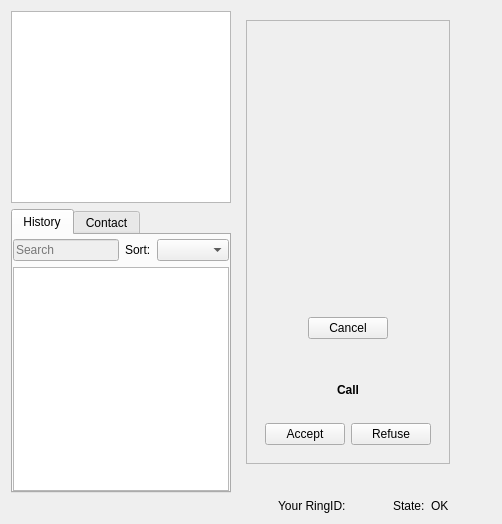
Above: callwidget.ui from savoirfairelinux/jami-client-windows before the change. Below: the same form after it.
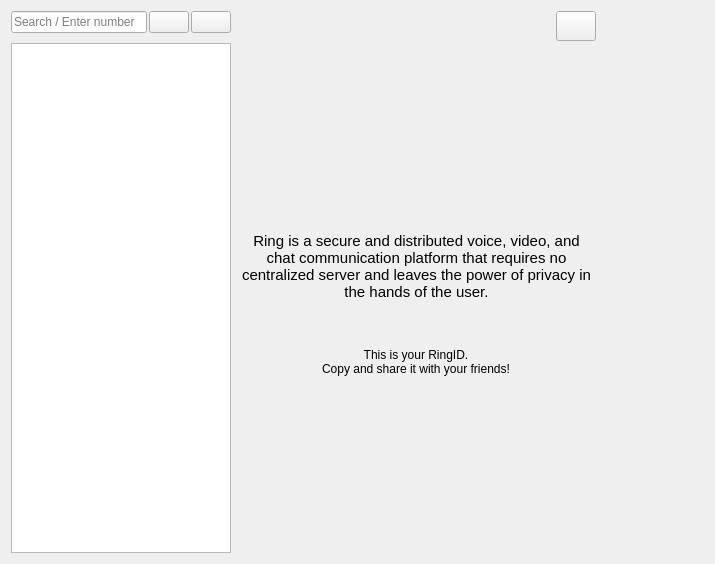
That is the form after the change. The open tabs and pages were chosen to show the change. Icons and pictures are not drawn. Custom widgets are drawn as their Qt base class.

Commit message:
smartlist: implement smart list view
- remove mainbar
- reconnect search/call bar
- add welcome screen
- add smartlist delegate
- use PeopleProxy
- clean and guard (WIN32) code
- remove state label

WARNING: Depends on #2844 and #2872 of LRC

Issue: #81177

The edit to the form file:
```diff
--- a/callwidget.ui
+++ b/callwidget.ui
@@ -6,8 +6,8 @@
    <rect>
     <x>0</x>
     <y>0</y>
-    <width>502</width>
-    <height>524</height>
+    <width>715</width>
+    <height>564</height>
    </rect>
   </property>
   <property name="sizePolicy">
@@ -32,38 +32,196 @@
       <property name="sizeConstraint">
        <enum>QLayout::SetMaximumSize</enum>
       </property>
+      <property name="leftMargin">
+       <number>0</number>
+      </property>
+      <property name="topMargin">
+       <number>0</number>
+      </property>
+      <property name="rightMargin">
+       <number>0</number>
+      </property>
+      <property name="bottomMargin">
+       <number>0</number>
+      </property>
       <item>
-       <widget class="QFrame" name="videoFrame">
-        <property name="sizePolicy">
-         <sizepolicy hsizetype="MinimumExpanding" vsizetype="MinimumExpanding">
-          <horstretch>0</horstretch>
-          <verstretch>0</verstretch>
-         </sizepolicy>
+       <widget class="QStackedWidget" name="stackedWidget">
+        <property name="currentIndex">
+         <number>0</number>
         </property>
+        <widget class="QWidget" name="welcomePage">
+         <layout class="QGridLayout" name="gridLayout_2">
+          <property name="leftMargin">
+           <number>0</number>
+          </property>
+          <property name="topMargin">
+           <number>0</number>
+          </property>
+          <property name="rightMargin">
+           <number>0</number>
+          </property>
+          <property name="bottomMargin">
+           <number>0</number>
+          </property>
+          <item row="3" column="0" colspan="2" alignment="Qt::AlignHCenter">
+           <widget class="QLabel" name="label">
+            <property name="font">
+             <font>
+              <underline>false</underline>
+              <strikeout>false</strikeout>
+              <kerning>true</kerning>
+             </font>
+            </property>
+            <property name="text">
+             <string>This is your RingID.
+Copy and share it with your friends!</string>
+            </property>
+            <property name="alignment">
+             <set>Qt::AlignCenter</set>
+            </property>
+            <property name="wordWrap">
+             <bool>true</bool>
+            </property>
+           </widget>
+          </item>
+          <item row="6" column="0">
+           <spacer name="verticalSpacer_2">
+            <property name="orientation">
+             <enum>Qt::Vertical</enum>
+            </property>
+            <property name="sizeHint" stdset="0">
+             <size>
+              <width>20</width>
+              <height>40</height>
+             </size>
+            </property>
+           </spacer>
+          </item>
+          <item row="0" column="1" alignment="Qt::AlignRight|Qt::AlignTop">
+           <widget class="QPushButton" name="settingsButton">
+            <property name="minimumSize">
+             <size>
+              <width>30</width>
+              <height>30</height>
+             </size>
+            </property>
+            <property name="text">
+             <string/>
+            </property>
+            <property name="icon">
+             <iconset resource="ressources.qrc">
+              <normaloff>:/images/settings.png</normaloff>:/images/settings.png</iconset>
+            </property>
+            <property name="iconSize">
+             <size>
+              <width>25</width>
+              <height>25</height>
+             </size>
+            </property>
+            <property name="flat">
+             <bool>false</bool>
+            </property>
+           </widget>
+          </item>
+          <item row="4" column="0" colspan="2" alignment="Qt::AlignHCenter">
+           <widget class="QLabel" name="ringIdLabel">
         <property name="minimumSize">
          <size>
           <width>0</width>
           <height>0</height>
          </size>
         </property>
-        <property name="frameShape">
-         <enum>QFrame::StyledPanel</enum>
-        </property>
-        <property name="frameShadow">
-         <enum>QFrame::Raised</enum>
-        </property>
-        <layout class="QVBoxLayout" name="verticalLayout_7">
-         <item>
-          <widget class="VideoView" name="videoWidget" native="true">
+            <property name="font">
+             <font>
+              <pointsize>12</pointsize>
+             </font>
+            </property>
+            <property name="text">
+             <string notr="true"/>
+            </property>
+            <property name="margin">
+             <number>0</number>
+            </property>
+            <property name="textInteractionFlags">
+             <set>Qt::LinksAccessibleByMouse|Qt::TextSelectableByMouse</set>
+            </property>
+           </widget>
+          </item>
+          <item row="2" column="0" colspan="2" alignment="Qt::AlignHCenter">
+           <widget class="QLabel" name="descLabel">
            <property name="sizePolicy">
-            <sizepolicy hsizetype="MinimumExpanding" vsizetype="MinimumExpanding">
+             <sizepolicy hsizetype="Expanding" vsizetype="Expanding">
              <horstretch>0</horstretch>
              <verstretch>0</verstretch>
             </sizepolicy>
            </property>
-          </widget>
-         </item>
-         <item>
+            <property name="font">
+             <font>
+              <pointsize>11</pointsize>
+              <weight>50</weight>
+              <bold>false</bold>
+             </font>
+            </property>
+            <property name="text">
+             <string>Ring is a secure and distributed voice, video, and chat communication platform that requires no centralized server and leaves the power of privacy in the hands of the user.</string>
+            </property>
+            <property name="alignment">
+             <set>Qt::AlignCenter</set>
+            </property>
+            <property name="wordWrap">
+             <bool>true</bool>
+            </property>
+           </widget>
+          </item>
+          <item row="1" column="0" colspan="2">
+           <widget class="QLabel" name="ringLogo">
+            <property name="sizePolicy">
+             <sizepolicy hsizetype="Preferred" vsizetype="Maximum">
+              <horstretch>0</horstretch>
+              <verstretch>0</verstretch>
+             </sizepolicy>
+            </property>
+            <property name="maximumSize">
+             <size>
+              <width>16777215</width>
+              <height>200</height>
+             </size>
+            </property>
+            <property name="text">
+             <string/>
+            </property>
+           </widget>
+          </item>
+          <item row="0" column="0">
+           <spacer name="verticalSpacer">
+            <property name="orientation">
+             <enum>Qt::Vertical</enum>
+            </property>
+            <property name="sizeHint" stdset="0">
+             <size>
+              <width>20</width>
+              <height>40</height>
+             </size>
+            </property>
+           </spacer>
+          </item>
+         </layout>
+        </widget>
+        <widget class="QWidget" name="callInvitePage">
+         <layout class="QVBoxLayout" name="verticalLayout_9">
+          <property name="leftMargin">
+           <number>0</number>
+          </property>
+          <property name="topMargin">
+           <number>0</number>
+          </property>
+          <property name="rightMargin">
+           <number>0</number>
+          </property>
+          <property name="bottomMargin">
+           <number>0</number>
+          </property>
+          <item alignment="Qt::AlignHCenter|Qt::AlignVCenter">
           <widget class="QWidget" name="spinnerWidget" native="true">
            <layout class="QVBoxLayout" name="spinnerLayout">
             <item alignment="Qt::AlignHCenter|Qt::AlignVCenter">
@@ -171,32 +329,24 @@
          </item>
         </layout>
        </widget>
-      </item>
-      <item alignment="Qt::AlignHCenter">
-       <widget class="QLabel" name="callStateLabel">
-        <property name="sizePolicy">
-         <sizepolicy hsizetype="Preferred" vsizetype="Fixed">
-          <horstretch>0</horstretch>
-          <verstretch>0</verstretch>
-         </sizepolicy>
-        </property>
-        <property name="text">
-         <string notr="true"/>
-        </property>
-       </widget>
-      </item>
-     </layout>
-    </widget>
-   </item>
-   <item row="0" column="2">
-    <layout class="QVBoxLayout" name="verticalLayout_8">
-     <property name="leftMargin">
+        <widget class="QWidget" name="videoPage">
+         <layout class="QVBoxLayout" name="verticalLayout_10">
+          <property name="leftMargin">
+           <number>0</number>
+          </property>
+          <property name="topMargin">
+           <number>0</number>
+          </property>
+          <property name="rightMargin">
       <number>0</number>
      </property>
+          <property name="bottomMargin">
+           <number>0</number>
+          </property>
      <item>
-      <widget class="InstantMessagingWidget" name="instantMessagingWidget" native="true">
+           <widget class="QFrame" name="videoFrame">
        <property name="sizePolicy">
-        <sizepolicy hsizetype="MinimumExpanding" vsizetype="Expanding">
+             <sizepolicy hsizetype="MinimumExpanding" vsizetype="MinimumExpanding">
          <horstretch>0</horstretch>
          <verstretch>0</verstretch>
         </sizepolicy>
@@ -207,52 +357,44 @@
          <height>0</height>
         </size>
        </property>
-      </widget>
-     </item>
-    </layout>
-   </item>
-   <item row="1" column="1">
-    <layout class="QHBoxLayout" name="horizontalLayout_5" stretch="1,0,0">
+            <property name="frameShape">
+             <enum>QFrame::StyledPanel</enum>
+            </property>
+            <property name="frameShadow">
+             <enum>QFrame::Raised</enum>
+            </property>
+            <layout class="QVBoxLayout" name="verticalLayout_7">
+             <property name="leftMargin">
+              <number>0</number>
+             </property>
      <property name="topMargin">
       <number>0</number>
      </property>
      <property name="rightMargin">
-      <number>10</number>
-     </property>
-     <item alignment="Qt::AlignHCenter">
-      <widget class="QLabel" name="ringIdLabel">
-       <property name="minimumSize">
-        <size>
-         <width>0</width>
-         <height>0</height>
-        </size>
-       </property>
-       <property name="text">
-        <string notr="true">Your RingID:</string>
-       </property>
-       <property name="margin">
+              <number>0</number>
+             </property>
+             <property name="bottomMargin">
         <number>0</number>
        </property>
-       <property name="textInteractionFlags">
-        <set>Qt::LinksAccessibleByMouse|Qt::TextSelectableByMouse</set>
+             <item>
+              <widget class="VideoView" name="videoWidget" native="true">
+               <property name="sizePolicy">
+                <sizepolicy hsizetype="MinimumExpanding" vsizetype="MinimumExpanding">
+                 <horstretch>0</horstretch>
+                 <verstretch>0</verstretch>
+                </sizepolicy>
        </property>
       </widget>
      </item>
-     <item>
-      <widget class="QLabel" name="stateLabel">
-       <property name="text">
-        <string>State:</string>
-       </property>
-      </widget>
-     </item>
-     <item alignment="Qt::AlignRight">
-      <widget class="QLabel" name="accountStateHintLabel">
-       <property name="text">
-        <string>OK</string>
-       </property>
-      </widget>
-     </item>
-    </layout>
+            </layout>
+           </widget>
+          </item>
+         </layout>
+        </widget>
+       </widget>
+      </item>
+     </layout>
+    </widget>
    </item>
    <item row="0" column="0">
     <layout class="QVBoxLayout" name="verticalLayout_2">
@@ -263,96 +405,39 @@
       <enum>QLayout::SetDefaultConstraint</enum>
      </property>
      <item>
-      <layout class="QVBoxLayout" name="verticalLayout_5" stretch="0,1">
-       <property name="topMargin">
-        <number>0</number>
-       </property>
-       <item>
-        <widget class="QListView" name="callList">
-         <property name="sizePolicy">
-          <sizepolicy hsizetype="MinimumExpanding" vsizetype="MinimumExpanding">
-           <horstretch>0</horstretch>
-           <verstretch>0</verstretch>
-          </sizepolicy>
-         </property>
-         <property name="minimumSize">
-          <size>
-           <width>0</width>
-           <height>0</height>
-          </size>
-         </property>
+      <widget class="QWidget" name="selectBar" native="true">
          <property name="maximumSize">
           <size>
            <width>220</width>
            <height>16777215</height>
           </size>
          </property>
-        </widget>
-       </item>
-       <item>
-        <widget class="QTabWidget" name="tabWidget">
-         <property name="sizePolicy">
-          <sizepolicy hsizetype="MinimumExpanding" vsizetype="MinimumExpanding">
-           <horstretch>0</horstretch>
-           <verstretch>0</verstretch>
-          </sizepolicy>
-         </property>
-         <property name="minimumSize">
-          <size>
-           <width>0</width>
-           <height>0</height>
-          </size>
-         </property>
-         <property name="maximumSize">
-          <size>
-           <width>220</width>
-           <height>16777215</height>
-          </size>
-         </property>
-         <property name="currentIndex">
-          <number>1</number>
-         </property>
-         <widget class="QWidget" name="historyTab">
-          <property name="sizePolicy">
-           <sizepolicy hsizetype="MinimumExpanding" vsizetype="MinimumExpanding">
-            <horstretch>0</horstretch>
-            <verstretch>0</verstretch>
-           </sizepolicy>
-          </property>
-          <property name="minimumSize">
-           <size>
-            <width>0</width>
-            <height>0</height>
-           </size>
-          </property>
-          <attribute name="title">
-           <string>History</string>
-          </attribute>
-          <layout class="QVBoxLayout" name="verticalLayout_6">
-           <property name="leftMargin">
-            <number>0</number>
-           </property>
-           <property name="topMargin">
-            <number>4</number>
-           </property>
-           <property name="rightMargin">
-            <number>0</number>
-           </property>
-           <property name="bottomMargin">
-            <number>0</number>
-           </property>
-           <item>
             <layout class="QHBoxLayout" name="horizontalLayout_4">
+        <property name="spacing">
+         <number>2</number>
+        </property>
+        <property name="leftMargin">
+         <number>0</number>
+        </property>
              <property name="topMargin">
               <number>0</number>
              </property>
+        <property name="rightMargin">
+         <number>0</number>
+        </property>
+        <property name="bottomMargin">
+         <number>0</number>
+        </property>
              <item>
-              <widget class="QLineEdit" name="lineEdit">
+         <widget class="QLineEdit" name="searchEdit">
                <property name="enabled">
-                <bool>false</bool>
+           <bool>true</bool>
+          </property>
+          <property name="maxLength">
+           <number>100</number>
                </property>
                <property name="placeholderText">
-                <string>Search</string>
+           <string>Search / Enter number</string>
                </property>
                <property name="clearButtonEnabled">
                 <bool>true</bool>
@@ -360,23 +445,43 @@
               </widget>
              </item>
              <item>
-              <widget class="QLabel" name="label">
+         <widget class="QPushButton" name="contactButton">
                <property name="text">
-                <string>Sort:</string>
+           <string/>
+          </property>
+          <property name="icon">
+           <iconset resource="ressources.qrc">
+            <normaloff>:/images/account.png</normaloff>:/images/account.png</iconset>
+          </property>
+          <property name="checkable">
+           <bool>true</bool>
                </property>
               </widget>
              </item>
              <item>
-              <widget class="QComboBox" name="sortComboBox">
-               <property name="layoutDirection">
-                <enum>Qt::LeftToRight</enum>
+         <widget class="QPushButton" name="historicButton">
+          <property name="text">
+           <string/>
+          </property>
+          <property name="icon">
+           <iconset resource="ressources.qrc">
+            <normaloff>:/images/history.png</normaloff>:/images/history.png</iconset>
+          </property>
+          <property name="checkable">
+           <bool>true</bool>
                </property>
               </widget>
              </item>
             </layout>
+      </widget>
            </item>
            <item>
-            <widget class="QTreeView" name="historyList">
+      <layout class="QVBoxLayout" name="verticalLayout_5" stretch="0">
+       <property name="topMargin">
+        <number>0</number>
+       </property>
+       <item>
+        <widget class="QStackedWidget" name="mainTabMenu">
              <property name="sizePolicy">
               <sizepolicy hsizetype="MinimumExpanding" vsizetype="MinimumExpanding">
                <horstretch>0</horstretch>
@@ -395,23 +500,29 @@
                <height>16777215</height>
               </size>
              </property>
-             <property name="frameShadow">
-              <enum>QFrame::Plain</enum>
-             </property>
-            </widget>
+         <property name="currentIndex">
+          <number>0</number>
+         </property>
+         <widget class="QWidget" name="mainTabMenuPage1">
+          <layout class="QVBoxLayout" name="verticalLayout_6">
+           <property name="leftMargin">
+            <number>0</number>
+           </property>
+           <property name="topMargin">
+            <number>4</number>
+           </property>
+           <property name="rightMargin">
+            <number>0</number>
+           </property>
+           <property name="bottomMargin">
+            <number>0</number>
+           </property>
+           <item>
+            <widget class="QTreeView" name="smartList"/>
            </item>
           </layout>
          </widget>
-         <widget class="QWidget" name="contactTab">
-          <property name="sizePolicy">
-           <sizepolicy hsizetype="MinimumExpanding" vsizetype="MinimumExpanding">
-            <horstretch>0</horstretch>
-            <verstretch>0</verstretch>
-           </sizepolicy>
-          </property>
-          <attribute name="title">
-           <string>Contact</string>
-          </attribute>
+         <widget class="QWidget" name="mainTabMenuPage2">
           <layout class="QHBoxLayout" name="horizontalLayout_3">
            <property name="leftMargin">
             <number>0</number>
@@ -446,12 +557,54 @@
            </item>
           </layout>
          </widget>
-        </widget>
+         <widget class="QWidget" name="mainTabMenuPage3">
+          <layout class="QHBoxLayout" name="horizontalLayout_2">
+           <property name="leftMargin">
+            <number>0</number>
+           </property>
+           <property name="topMargin">
+            <number>4</number>
+           </property>
+           <property name="rightMargin">
+            <number>0</number>
+           </property>
+           <property name="bottomMargin">
+            <number>0</number>
+           </property>
+           <item>
+            <widget class="QTreeView" name="historyList"/>
+           </item>
+          </layout>
+         </widget>
+        </widget>
        </item>
       </layout>
      </item>
     </layout>
    </item>
+   <item row="0" column="2">
+    <layout class="QVBoxLayout" name="verticalLayout_8">
+     <property name="leftMargin">
+      <number>0</number>
+     </property>
+     <item>
+      <widget class="InstantMessagingWidget" name="instantMessagingWidget" native="true">
+       <property name="sizePolicy">
+        <sizepolicy hsizetype="MinimumExpanding" vsizetype="Expanding">
+         <horstretch>0</horstretch>
+         <verstretch>0</verstretch>
+        </sizepolicy>
+       </property>
+       <property name="minimumSize">
+        <size>
+         <width>0</width>
+         <height>0</height>
+        </size>
+       </property>
+      </widget>
+     </item>
+    </layout>
+   </item>
   </layout>
  </widget>
  <customwidgets>
```
Lines whose indentation alone changed are shown as unchanged. The commit also changes 30 other files.
